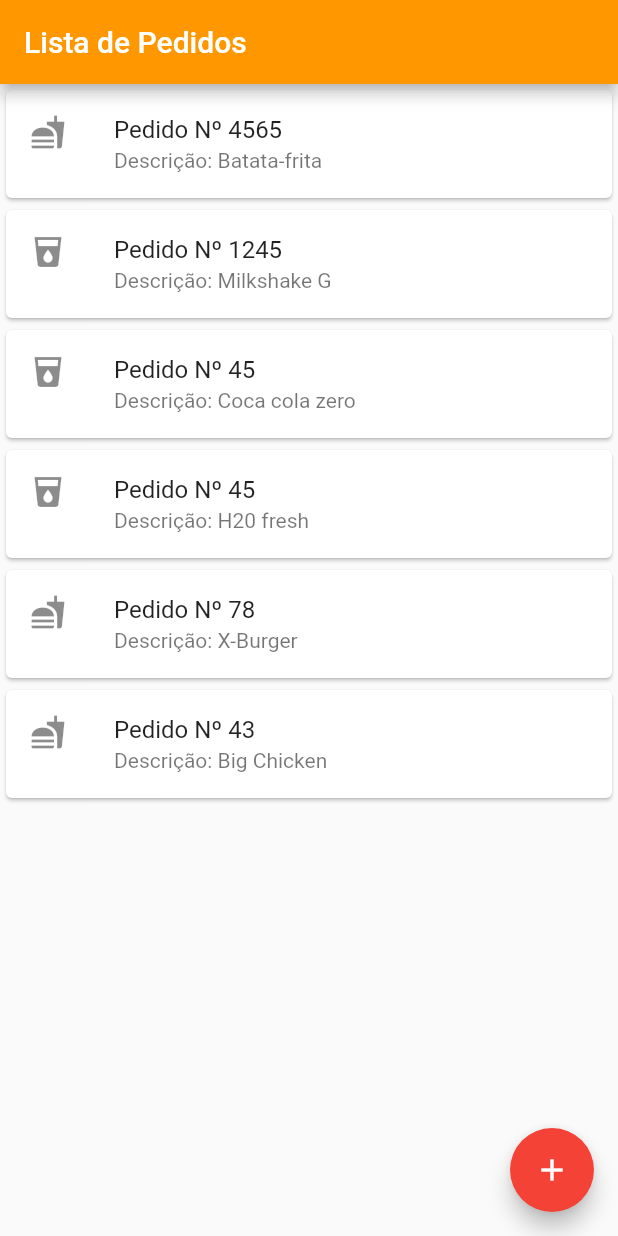
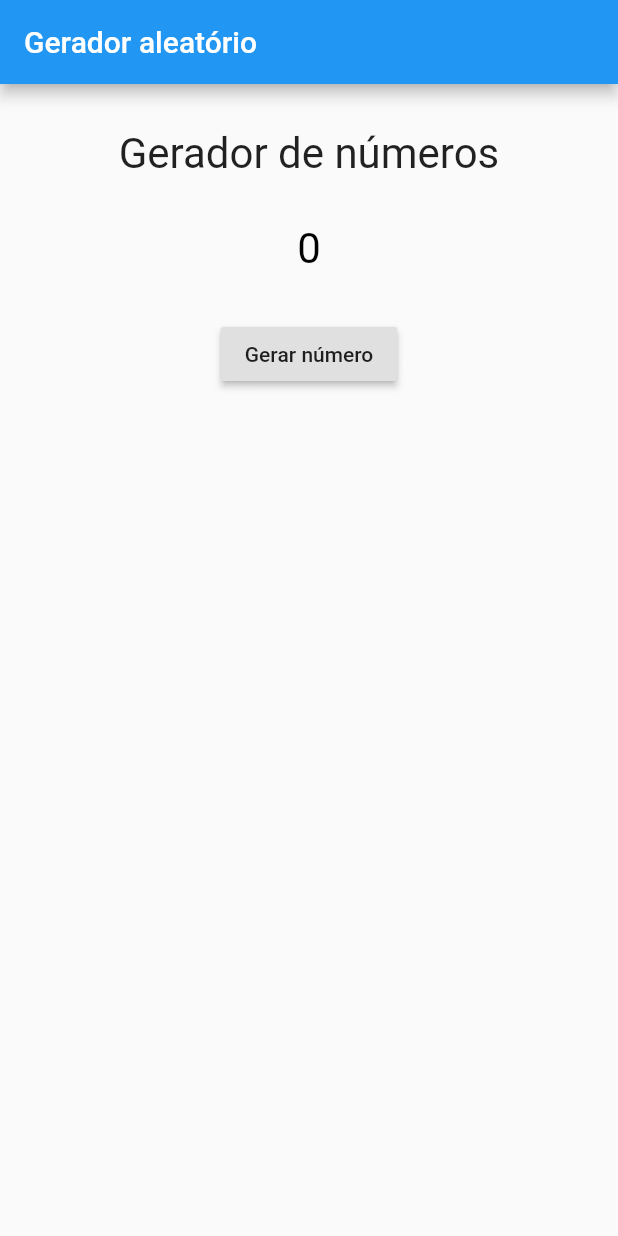
Before and after one commit to lucasmagalhaees/flutter-project, a Flutter app: the screen it shows after launch, on a phone screen of 412 x 824 dp. Run offline on Flutter 3.47's test engine with Material 2 defaults, Android fonts, the phone set to English and light mode, and no system bars.

Commit message:
criacao do app de numero aleatorio

```diff
--- a/lib/main.dart
+++ b/lib/main.dart
@@ -1,113 +1,17 @@
 import 'package:flutter/material.dart';
+import 'package:meu_primeiro_app/pages/pagina_inicial.dart';
 
 void main() {
-  runApp(Pedidos());
+  runApp(MyApp());
 }
 
-class Pedidos extends StatelessWidget {
+class MyApp extends StatelessWidget {
   @override
   Widget build(BuildContext context) {
     return MaterialApp(
-      title: 'Flutter Demo',
-      theme: ThemeData(
-        primarySwatch: Colors.red,
-        visualDensity: VisualDensity.adaptivePlatformDensity,
-      ),
-      home: MyHomePage(title: 'Flutter Demo Home Page'),
-    );
-  }
-}
-
-class ListaKudos extends StatelessWidget {
-  @override
-  Widget build(BuildContext context) {
-    return Column(children: [
-      Item('4565', 'Batata-frita', true),
-      Item('1245', 'Milkshake G', false),
-      Item('45', 'Coca cola zero', false),
-      Item('45', 'H20 fresh', false),
-      Item('78', 'X-Burger', true),
-      Item('43', 'Big Chicken', true),
-    ]);
-  }
-}
-
-class Item extends StatelessWidget {
-  final String titulo;
-  final String mensagem;
-  final bool isFood;
-
-  Item(this.titulo, this.mensagem, this.isFood);
-
-  @override
-  Widget build(BuildContext context) {
-    return Card(
-      child: ListTile(
-        leading: Icon(isFood ? Icons.fastfood : Icons.local_drink),
-        title: Text("Pedido Nº " + this.titulo),
-        subtitle: Text("Descrição: " + this.mensagem),
+      home: Container(
+        child: PaginaInicial(),
       ),
     );
   }
 }
-
-class MyHomePage extends StatefulWidget {
-  MyHomePage({Key key, this.title}) : super(key: key);
-
-  final String title;
-
-  @override
-  _MyHomePageState createState() => _MyHomePageState();
-}
-
-class _MyHomePageState extends State<MyHomePage> {
-  int _counter = 0;
-  bool visibility = true;
-
-  @override
-  Widget build(BuildContext context) {
-    return Scaffold(
-      body: ListaKudos(),
-      appBar: new AppBar(
-        backgroundColor: Colors.orange,
-        title: Text('Lista de Pedidos'),
-      ),
-      floatingActionButton: Row(
-        mainAxisAlignment: MainAxisAlignment.end,
-        children: <Widget>[
-          FloatingActionButton(
-            onPressed: () {
-              _show();
-            },
-            tooltip: 'Incrementar',
-            child: Icon(Icons.add),
-          ),
-        ],
-      ),
-    );
-  }
-
-  void _show() {
-    setState(() {
-      visibility = true;
-    });
-  }
-
-  void _hide() {
-    setState(() {
-      visibility = false;
-    });
-  }
-
-  void _incrementCounter() {
-    setState(() {
-      _counter++;
-    });
-  }
-
-  void _decrementCounter() {
-    setState(() {
-      _counter--;
-    });
-  }
-}
--- /dev/null
+++ b/lib/pages/pagina_inicial.dart
@@ -0,0 +1,22 @@
+import 'package:flutter/cupertino.dart';
+import 'package:flutter/material.dart';
+import 'package:meu_primeiro_app/widgets/numero_aleatorio.dart';
+import 'package:meu_primeiro_app/widgets/titulo.dart';
+
+class PaginaInicial extends StatelessWidget {
+  @override
+  Widget build(BuildContext context) {
+    return Scaffold(
+        appBar: AppBar(title: Text("Gerador aleatório")),
+        body: Center(
+          child: Column(
+            children: [
+              SizedBox(height: 30),
+              Titulo(),
+              SizedBox(height: 30),
+              NumeroAleatorio()
+            ],
+          ),
+        ));
+  }
+}
--- /dev/null
+++ b/lib/widgets/numero_aleatorio.dart
@@ -0,0 +1,37 @@
+import 'dart:math';
+
+import 'package:flutter/material.dart';
+
+class NumeroAleatorio extends StatefulWidget {
+  @override
+  NumeroAleatorioState createState() => NumeroAleatorioState();
+}
+
+class NumeroAleatorioState extends State<NumeroAleatorio> {
+  int numero = 0;
+  void gerarNumero() {
+    setState(() {
+      Random numeroAleatorio = new Random();
+      numero = numeroAleatorio.nextInt(1000);
+    });
+  }
+
+  @override
+  Widget build(BuildContext context) {
+    return Container(
+      child: Column(
+        children: [
+          Text(
+            '$numero',
+            style: TextStyle(color: Colors.black, fontSize: 28),
+          ),
+          SizedBox(height: 30),
+          RaisedButton(
+            onPressed: gerarNumero,
+            child: Text('Gerar número'),
+          )
+        ],
+      ),
+    );
+  }
+}
--- /dev/null
+++ b/lib/widgets/titulo.dart
@@ -0,0 +1,13 @@
+import 'package:flutter/cupertino.dart';
+
+class Titulo extends StatelessWidget {
+  @override
+  Widget build(BuildContext context) {
+    return Container(
+      child: Text(
+        "Gerador de números",
+        style: TextStyle(fontSize: 28),
+      ),
+    );
+  }
+}
```
